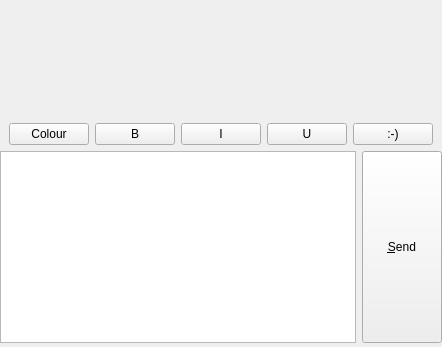
Qt form lib/chat-widget.ui (KDE/ktp-text-ui) before a commit.
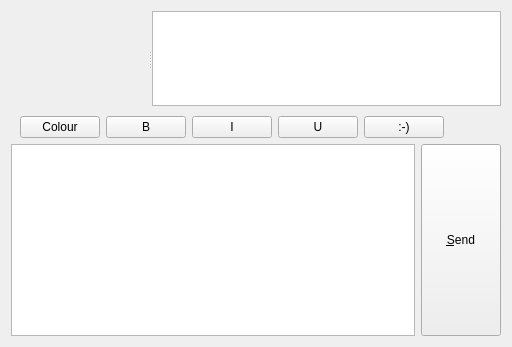
The same form after that commit. Custom widgets are drawn as their Qt base class.

Commit message: Turn the channel contact list into a model. Show channel users in a tree view.

```diff
--- a/lib/chat-widget.ui
+++ b/lib/chat-widget.ui
@@ -6,21 +6,16 @@
    <rect>
     <x>0</x>
     <y>0</y>
-    <width>429</width>
+    <width>512</width>
     <height>347</height>
    </rect>
   </property>
   <layout class="QVBoxLayout" name="verticalLayout">
-   <property name="leftMargin">
-    <number>0</number>
-   </property>
-   <property name="rightMargin">
-    <number>0</number>
-   </property>
-   <property name="bottomMargin">
-    <number>4</number>
-   </property>
    <item>
+    <widget class="QSplitter" name="splitter">
+     <property name="orientation">
+      <enum>Qt::Horizontal</enum>
+     </property>
     <widget class="AdiumThemeView" name="chatArea" native="true">
      <property name="sizePolicy">
       <sizepolicy hsizetype="Preferred" vsizetype="Expanding">
@@ -28,6 +23,8 @@
        <verstretch>0</verstretch>
       </sizepolicy>
      </property>
+     </widget>
+     <widget class="QListView" name="contactsView"/>
     </widget>
    </item>
    <item>
```
Lines whose indentation alone changed are shown as unchanged. The commit also changes 3 other files.
